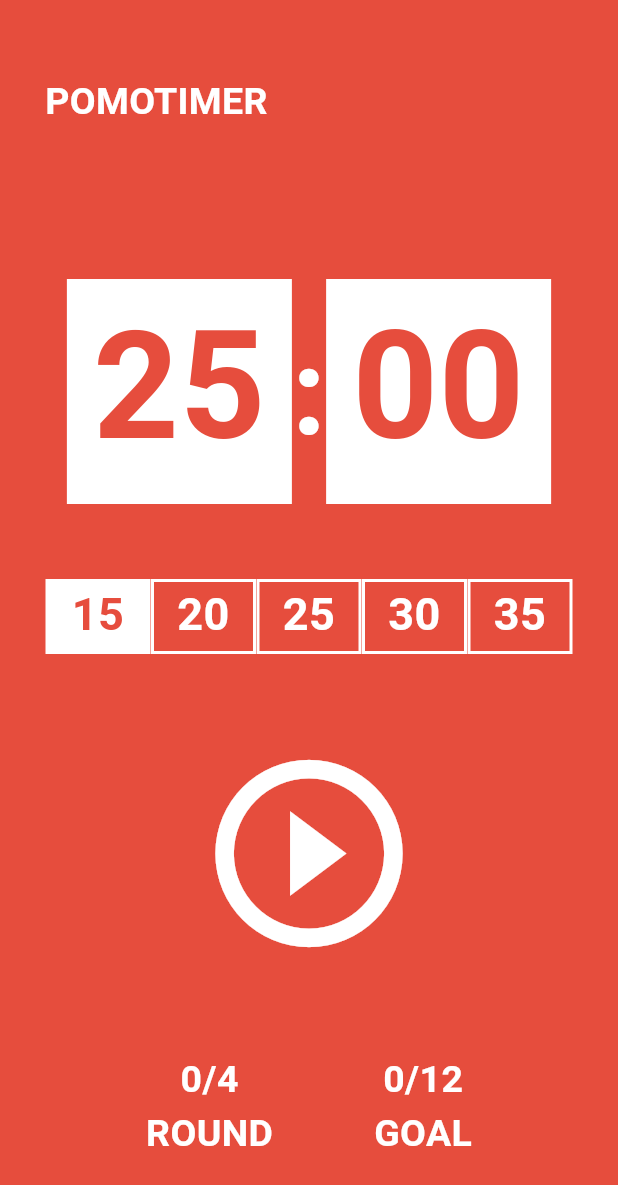
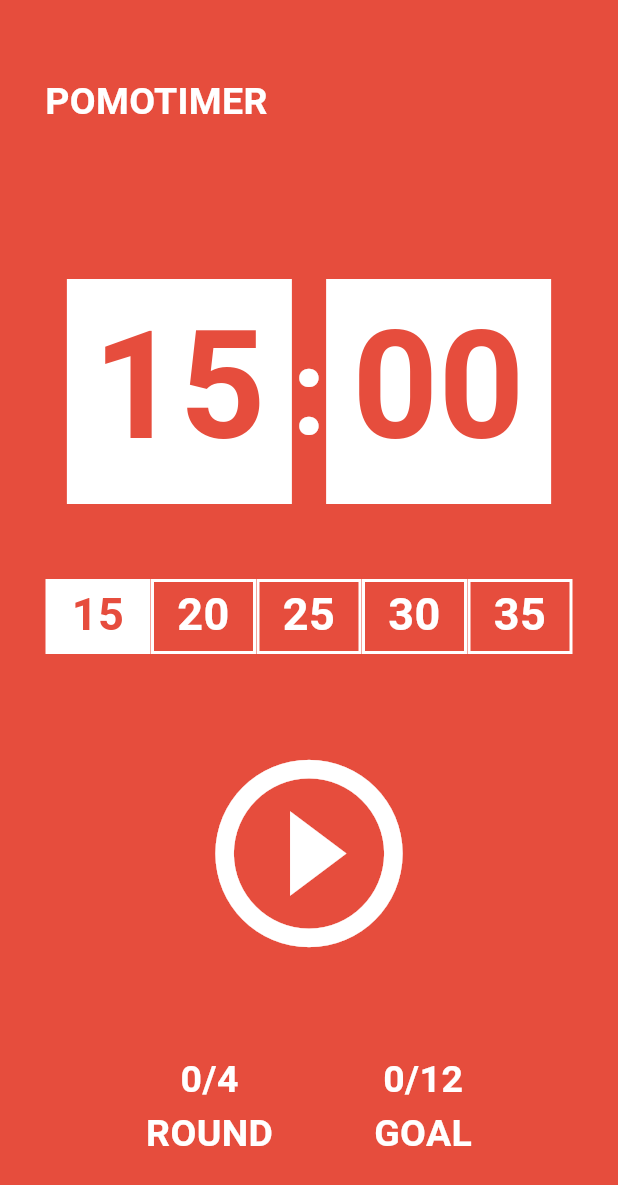
Before and after one commit to devsurimlee/pomodoro_homework, a Flutter app: the screen it shows after launch, after a tap on "15", on a phone screen of 412 x 824 dp. Shown: the top 1185 px of the screen. Run offline on Flutter 3.47's test engine with Material 3 defaults, Android fonts, the phone set to English and light mode, and no system bars.

Commit message:
타이머 시간 변경 기능

```diff
--- a/lib/home_screen.dart
+++ b/lib/home_screen.dart
@@ -1,8 +1,5 @@
 import 'dart:async';
-
 import 'package:flutter/material.dart';
-import 'package:pomodoro_homework/widget/minutes.dart';
-import 'package:pomodoro_homework/widget/timer.dart';
 
 class HomeScreen extends StatefulWidget {
   final Color pointColor;
@@ -17,10 +14,20 @@ class HomeScreen extends StatefulWidget {
 }
 
 class _HomeScreenState extends State<HomeScreen> {
-  static const defaultTime = 25;
-  static int totalSeconds = defaultTime * 60;
+  int selectedTime = 0; // 디폴트 시간
+  int totalSeconds = 0;
   bool isRunning = false;
   late Timer timer;
+
+  int minTime = 15;
+  final timeGap = 5;
+
+  @override
+  void initState() {
+    super.initState();
+    selectedTime = 25;
+    totalSeconds = selectedTime * 60;
+  }
 
   void ontTick(Timer timer) {
     setState(() {
@@ -52,6 +59,15 @@ class _HomeScreenState extends State<HomeScreen> {
     });
   }
 
+  //////////////////////////
+  void tapMinutesButton(int time) {
+    setState(() {
+      selectedTime = time;
+      totalSeconds = selectedTime * 60;
+      print('tapMinutesButton $time');
+    });
+  }
+
   @override
   Widget build(BuildContext context) {
     return Scaffold(
@@ -77,18 +93,93 @@ class _HomeScreenState extends State<HomeScreen> {
             const SizedBox(
               height: 100,
             ),
-            TimerWidget(
-              pointColor: widget.pointColor,
-              minutes: formatTime(totalSeconds).split(':').first,
-              seconds: formatTime(totalSeconds).split(':').last,
+            ///// timer start
+            Row(
+              mainAxisAlignment: MainAxisAlignment.center,
+              children: [
+                Container(
+                  decoration: const BoxDecoration(
+                    color: Colors.white,
+                  ),
+                  width: 150,
+                  height: 150,
+                  child: Text(
+                    formatTime(totalSeconds).split(':').first,
+                    textAlign: TextAlign.center,
+                    style: TextStyle(
+                      color: widget.pointColor,
+                      fontSize: 100,
+                      fontWeight: FontWeight.w600,
+                    ),
+                  ),
+                ),
+                const Text(
+                  ':',
+                  textAlign: TextAlign.center,
+                  style: TextStyle(
+                    color: Colors.white,
+                    fontSize: 80,
+                    fontWeight: FontWeight.w600,
+                  ),
+                ),
+                Container(
+                  decoration: const BoxDecoration(
+                    color: Colors.white,
+                  ),
+                  width: 150,
+                  height: 150,
+                  child: Text(
+                    formatTime(totalSeconds).split(':').last,
+                    textAlign: TextAlign.center,
+                    style: TextStyle(
+                      color: widget.pointColor,
+                      fontSize: 100,
+                      fontWeight: FontWeight.w600,
+                    ),
+                  ),
+                ),
+              ],
             ),
+            ///// timer end
             const SizedBox(
               height: 50,
             ),
-            MinutesWidget(
-              defaultTime: defaultTime,
-              pointColor: widget.pointColor,
+            // Minutes start
+            Row(
+              mainAxisAlignment: MainAxisAlignment.spaceEvenly,
+              children: [
+                for (int i = 0; i < 5; i++)
+                  GestureDetector(
+                    onTap: () => tapMinutesButton(minTime + (i * timeGap)),
+                    child: Container(
+                      decoration: BoxDecoration(
+                        color: selectedTime == (minTime + (i * timeGap))
+                            ? Colors.white
+                            : widget.pointColor,
+                        border: Border.all(
+                          width: 2,
+                          color: Colors.white,
+                        ),
+                      ),
+                      width: 70,
+                      height: 50,
+                      child: Text(
+                        '${minTime + (i * timeGap)}',
+                        textAlign: TextAlign.center,
+                        style: TextStyle(
+                          color: selectedTime == (minTime + (i * timeGap))
+                              ? widget.pointColor
+                              : Colors.white,
+                          fontSize: 30,
+                          fontWeight: FontWeight.w600,
+                        ),
+                      ),
+                    ),
+                  ),
+              ],
             ),
+            ////// Minutes end
+
             const SizedBox(
               height: 50,
             ),
```
